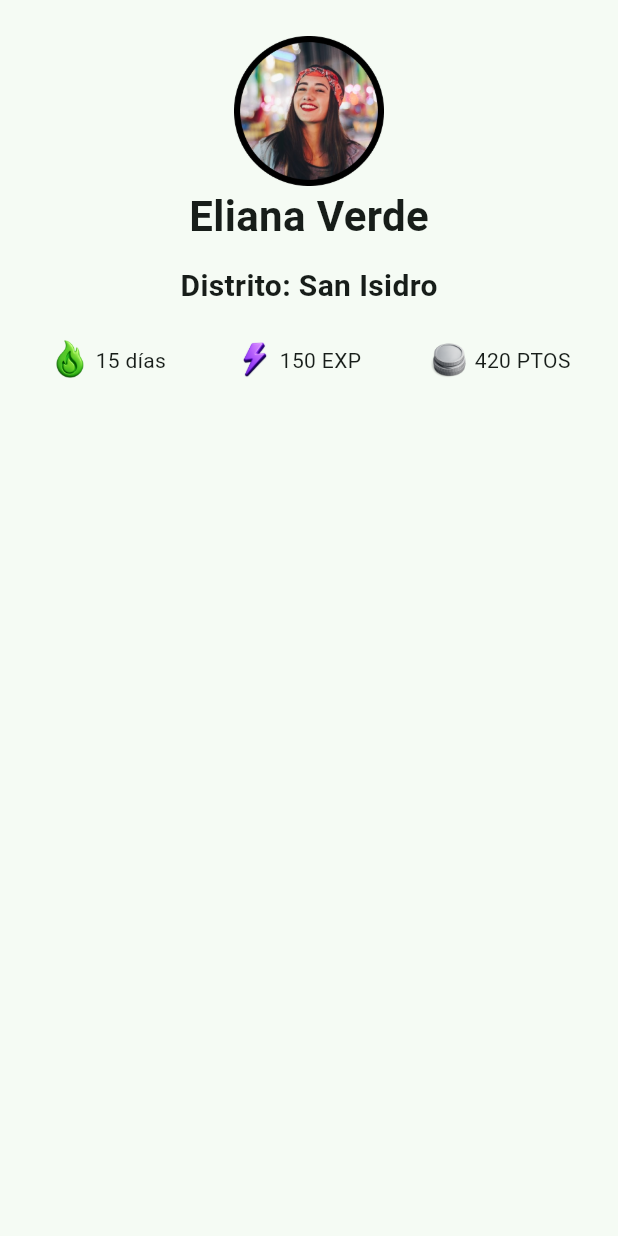
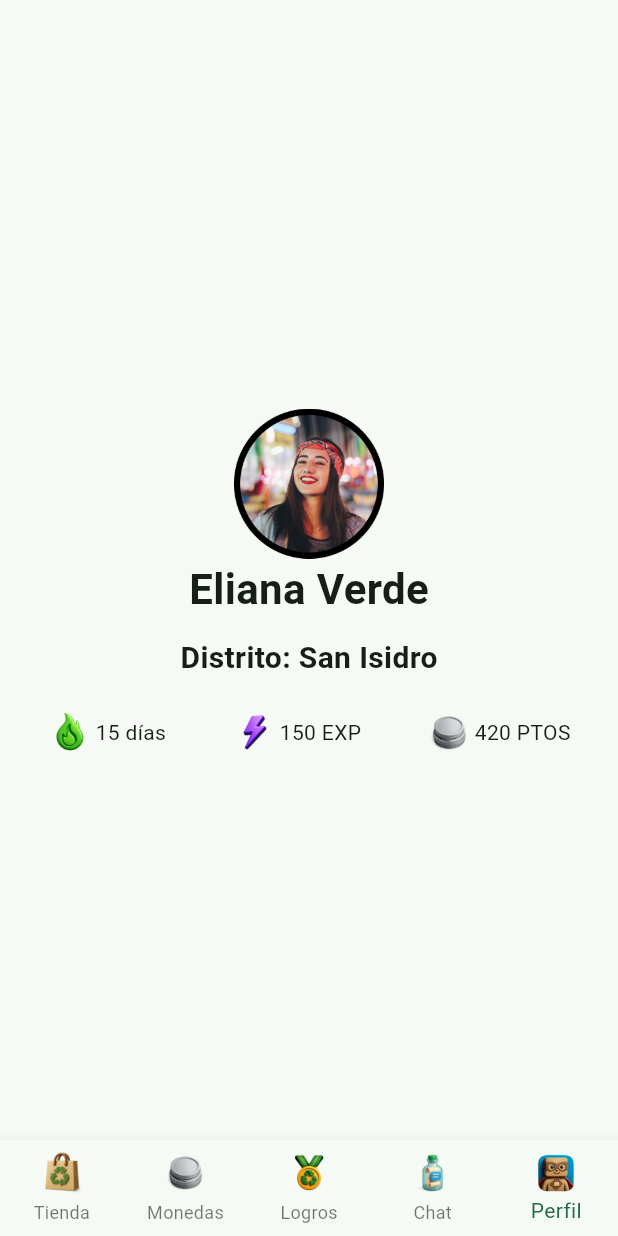
Before and after one commit to caroSeminario23/RECLA_frontend, a Flutter app: the PerfilEcoAprendizPage screen opened directly, on a phone screen of 412 x 824 dp. Run offline on Flutter 3.47's test engine with Material 3 defaults, Android fonts, the phone set to English and light mode, and no system bars.

Commit message:
avance barra de navegación

```diff
--- a/lib/src/features/perfil_ecoaprendiz/perfil_ecoaprendiz.dart
+++ b/lib/src/features/perfil_ecoaprendiz/perfil_ecoaprendiz.dart
@@ -8,12 +8,12 @@ class PerfilEcoAprendizPage extends StatelessWidget {
     return Scaffold(
       body: Container(
         child: Column(
-          //mainAxisAlignment: MainAxisAlignment.center,
-          //crossAxisAlignment: CrossAxisAlignment.center,
+          mainAxisAlignment: MainAxisAlignment.center,
+          crossAxisAlignment: CrossAxisAlignment.center,
           children: [
-            //top bar
-            // Logo
+            // Espaciado superior
             SizedBox(height: 24),
+            // Imagen de perfil
             Image.asset(
               'assets/images/foto_perfil_ejemplo.png',
               width: 100,
@@ -22,19 +22,13 @@ class PerfilEcoAprendizPage extends StatelessWidget {
             // Nombre
             const Text(
               'Eliana Verde',
-              style: TextStyle(
-                fontSize: 28,
-                fontWeight: FontWeight.bold,
-              ),
+              style: TextStyle(fontSize: 28, fontWeight: FontWeight.bold),
             ),
             SizedBox(height: 12),
             // Distrito
             const Text(
               'Distrito: San Isidro',
-              style: TextStyle(
-                fontSize: 20,
-                fontWeight: FontWeight.bold,
-              ),
+              style: TextStyle(fontSize: 20, fontWeight: FontWeight.bold),
             ),
             SizedBox(height: 12),
             // Botones
@@ -44,14 +38,9 @@ class PerfilEcoAprendizPage extends StatelessWidget {
                 // Caja 1: Racha
                 Container(
                   padding: EdgeInsets.symmetric(vertical: 8, horizontal: 12),
-                  /*decoration: BoxDecoration(
-                    color: Colors.grey[200],
-                    borderRadius: BorderRadius.circular(8),
-                  ),*/
                   child: Row(
                     mainAxisSize: MainAxisSize.min,
                     children: [
-                      //Icon(Icons.edit, color: Colors.blue),
                       Image.asset(
                         'assets/images/icono_racha.png',
                         width: 30,
@@ -62,15 +51,9 @@ class PerfilEcoAprendizPage extends StatelessWidget {
                     ],
                   ),
                 ),
-
                 // Caja 2: Experiencia
                 Container(
                   padding: EdgeInsets.symmetric(vertical: 8, horizontal: 12),
-                  /*decoration: BoxDecoration(
-                    color: Colors.grey[200],
-                    borderRadius: BorderRadius.circular(8),
-                  ),*/
-
                   child: Row(
                     mainAxisSize: MainAxisSize.min,
                     children: [
@@ -79,20 +62,14 @@ class PerfilEcoAprendizPage extends StatelessWidget {
                         width: 30,
                         height: 30,
                       ),
-                      //Icon(Icons.delete, color: Colors.red),
                       SizedBox(width: 2),
                       Text('150 EXP'),
                     ],
                   ),
                 ),
-
                 // Caja 3: Puntos
                 Container(
                   padding: EdgeInsets.symmetric(vertical: 8, horizontal: 12),
-                  /*decoration: BoxDecoration(
-                    color: Colors.grey[200],
-                    borderRadius: BorderRadius.circular(8),
-                  ),*/
                   child: Row(
                     mainAxisSize: MainAxisSize.min,
                     children: [
@@ -101,23 +78,84 @@ class PerfilEcoAprendizPage extends StatelessWidget {
                         width: 30,
                         height: 30,
                       ),
-                      //Icon(Icons.share, color: Colors.green),
                       SizedBox(width: 2),
                       Text('420 PTOS'),
                     ],
                   ),
                 ),
               ],
-            )
-
+            ),
           ],
         ),
       ),
 
-
-
-
-
+      bottomNavigationBar: BottomNavigationBar(
+        items: const <BottomNavigationBarItem>[
+          BottomNavigationBarItem(
+            icon: Image(
+              image: AssetImage('assets/images/icono_ecommerce.png'),
+              width: 30,
+              height: 30,
+            ),
+            label: 'Tienda',
+          ),
+          BottomNavigationBarItem(
+            icon: Image(
+              image: AssetImage('assets/images/icono_monedas.png'),
+              width: 30,
+              height: 30,
+            ),
+            label: 'Monedas',
+          ),
+          BottomNavigationBarItem(
+            icon: Image(
+              image: AssetImage('assets/images/icono_medalla.png'),
+              width: 30,
+              height: 30,
+            ),
+            label: 'Logros',
+          ),
+          BottomNavigationBarItem(
+            icon: Image(
+              image: AssetImage('assets/images/icono_chat.png'),
+              width: 30,
+              height: 30,
+            ),
+            label: 'Chat',
+          ),
+          BottomNavigationBarItem(
+            icon: Image(
+              image: AssetImage('assets/images/icono_perfil.png'),
+              width: 30,
+              height: 30,
+            ),
+            label: 'Perfil',
+          ),
+        ],
+        currentIndex: 4,
+        type:
+            BottomNavigationBarType
+                .fixed, // para que no se centre el ítem seleccionado
+        onTap: (int index) {
+          switch (index) {
+            case 0:
+              Navigator.pushNamed(context, '/home');
+              break;
+            case 1:
+              Navigator.pushNamed(context, '/eco-aprender');
+              break;
+            case 2:
+              Navigator.pushNamed(context, '/logros');
+              break;
+            case 3:
+              Navigator.pushNamed(context, '/chat');
+              break;
+            case 4:
+              // Ya estás en perfil
+              break;
+          }
+        },
+      ),
     );
   }
 }
```
